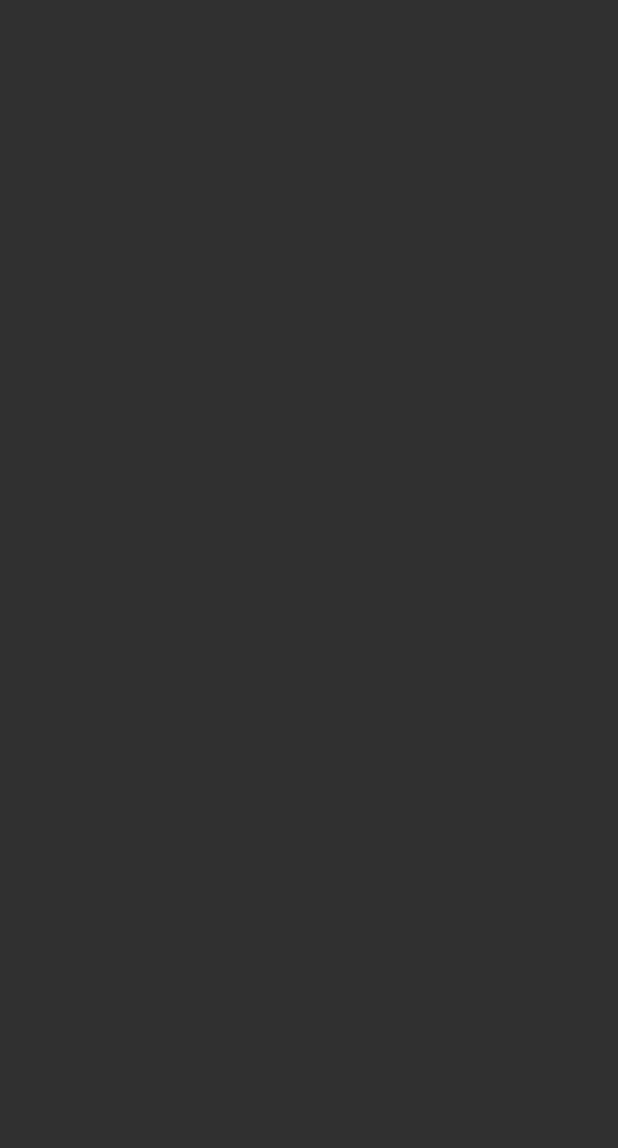
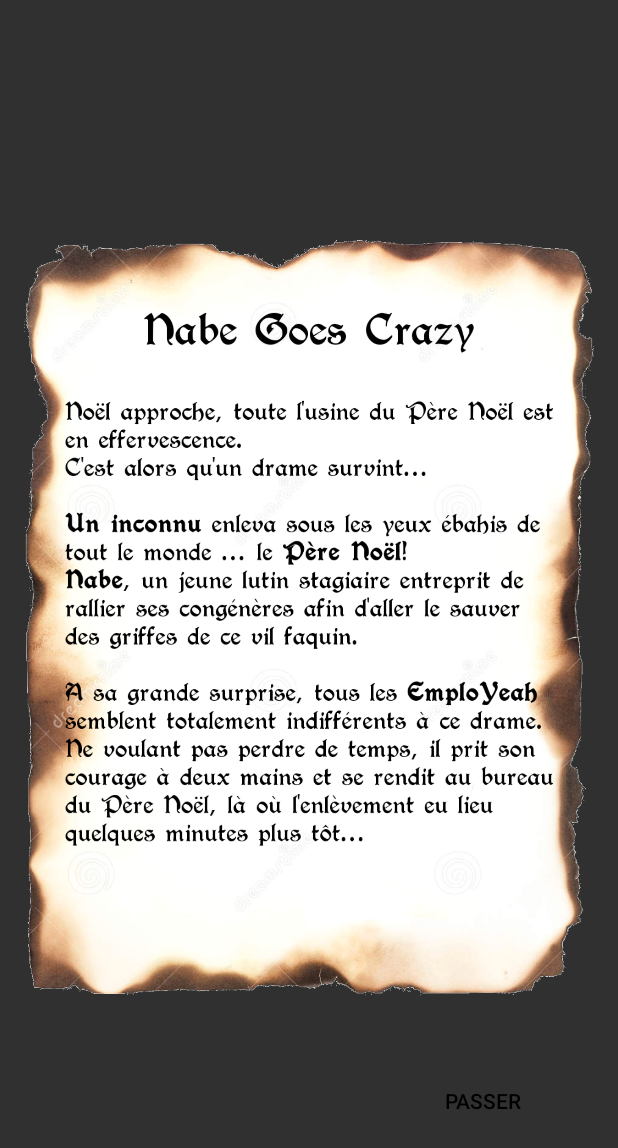
Before and after one commit to Exxaxion/Nabe-Goes-Crazy, an Android app: the Synopsis screen opened directly, with no data from a screen before it, on a phone screen of 412 x 824 dp. Before the commit the part shown is empty. Shown: the top 1148 px of the screen. Run offline under Robolectric (Android 15) with nearby library versions, the phone set to English and light mode, and no system bars.

Commit message:
ajout synopsis

```diff
--- a/app/src/main/java/com/example/devauxarthur/nabegoescrazy/Synopsis.java
+++ b/app/src/main/java/com/example/devauxarthur/nabegoescrazy/Synopsis.java
@@ -1,7 +1,11 @@
 package com.example.devauxarthur.nabegoescrazy;
 
+import android.content.Intent;
 import android.support.v7.app.AppCompatActivity;
 import android.os.Bundle;
+import android.view.View;
+import android.widget.Button;
+import android.widget.ImageView;
 
 public class Synopsis extends AppCompatActivity {
 
@@ -9,5 +13,17 @@ public class Synopsis extends AppCompatActivity {
     protected void onCreate(Bundle savedInstanceState) {
         super.onCreate(savedInstanceState);
         setContentView(R.layout.activity_synopsis);
+
+        ImageView image = (ImageView) findViewById(R.id.idSynopsis);
+        Button button = (Button) findViewById(R.id.idbutton);
+
+        button.setOnClickListener(new View.OnClickListener() {
+            @Override
+            public void onClick(View view) {
+
+                Intent intent = new Intent(Synopsis.this, Chapitre1Bureau.class);
+                startActivity(intent);
+            }
+        });
     }
 }
--- a/app/src/main/res/layout/activity_synopsis.xml
+++ b/app/src/main/res/layout/activity_synopsis.xml
@@ -11,5 +11,22 @@
     tools:context="com.example.devauxarthur.nabegoescrazy.Synopsis">
 
 
+    <ImageView
+        android:layout_width="match_parent"
+        android:layout_height="match_parent"
+        android:src="@drawable/pagesynopsis"
+        android:id="@+id/idSynopsis"/>
 
+    <Button
+        android:layout_width="wrap_content"
+        android:layout_height="wrap_content"
+        android:background="@android:color/transparent"
+        android:text="passer"
+        android:textColor="@android:color/black"
+        android:layout_marginBottom="50dp"
+        android:layout_marginRight="30dp"
+        android:layout_alignParentBottom="true"
+        android:layout_alignParentRight="true"
+
+        android:id="@+id/idbutton"/>
 </RelativeLayout>
```
Also changed, not shown: app/src/main/java/com/example/devauxarthur/nabegoescrazy/MainActivity.java (+12 -0 lines), app/src/main/res/layout/activity_main.xml (+5 -5 lines), 2 other files.
